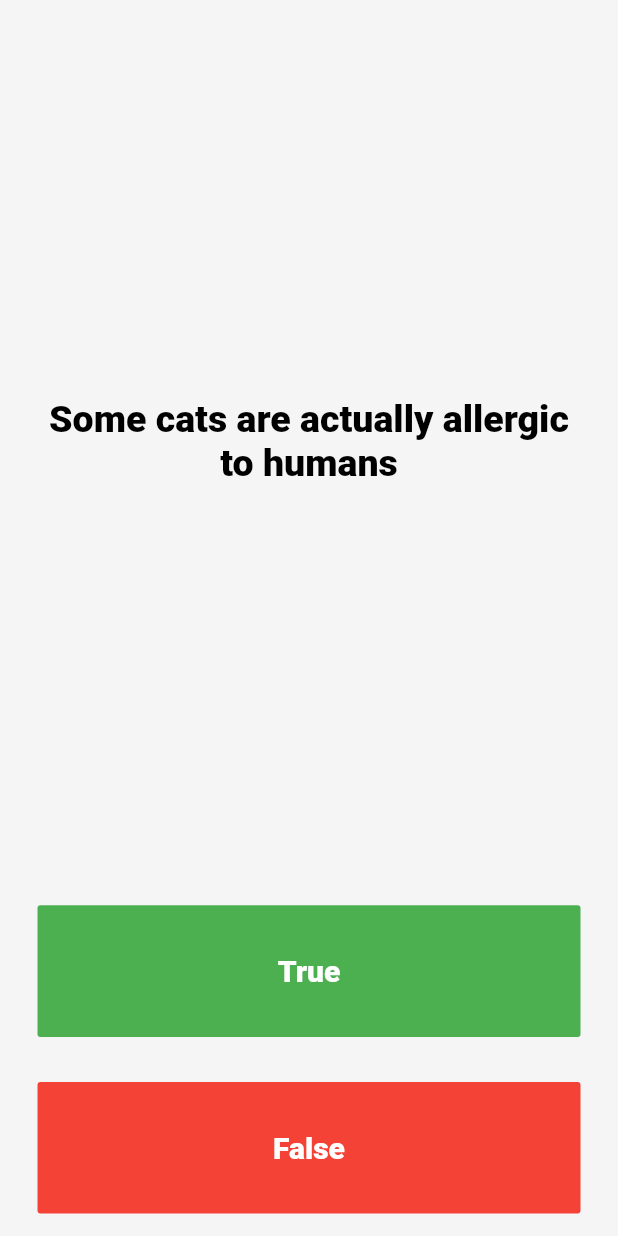
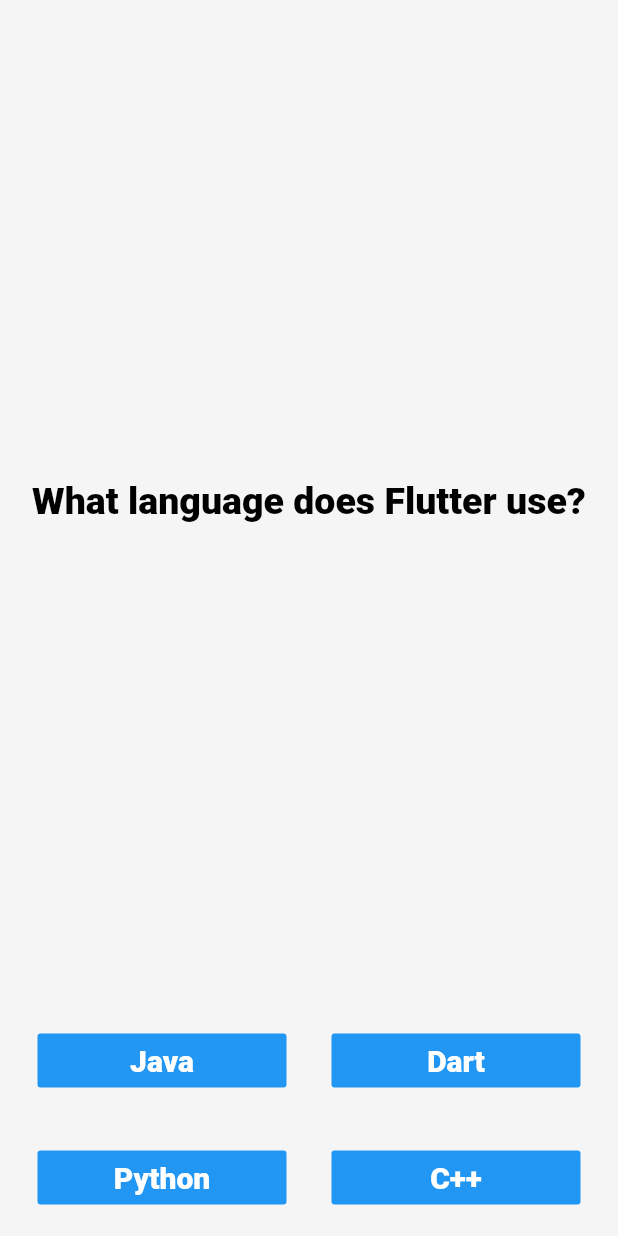
Before and after one commit to rasyidmi/quiz_app, a Flutter app: the QuizPage screen opened directly, on a phone screen of 412 x 824 dp. Run offline on Flutter 3.47's test engine with Material 2 defaults, Android fonts, the phone set to English and light mode, and no system bars; drawn by our look-alikes of auto_size_text; our stand-ins replace rflutter_alert.

Commit message:
Modify question, multiple choices question.

```diff
--- a/lib/question.dart
+++ b/lib/question.dart
@@ -1,9 +1,11 @@
 class Question {
-  String qtext;
-  bool qans;
+  String question;
+  int answerIndex;
+  List<String> answers;
 
-  Question(String a, bool b) {
-    qtext = a;
-    qans = b;
+  Question(String a, int b, List<String> c) {
+    question = a;
+    answerIndex = b;
+    answers = c;
   }
 }
--- a/lib/quizbrain.dart
+++ b/lib/quizbrain.dart
@@ -5,39 +5,43 @@
   // int _questionNumber = 0;
 
   List<Question> _questions = [
-    Question('Some cats are actually allergic to humans', true),
-    Question('You can lead a cow down stairs but not up stairs.', false),
-    Question('Approximately one quarter of human bones are in the feet.', true),
-    Question('A slug\'s blood is green.', true),
-    Question('Buzz Aldrin\'s mother\'s maiden name was \"Moon\".', true),
-    Question('It is illegal to pee in the Ocean in Portugal.', true),
-    Question(
-        'No piece of square dry paper can be folded in half more than 7 times.',
-        false),
-    Question(
-        'In London, UK, if you happen to die in the House of Parliament, you are technically entitled to a state funeral, because the building is considered too sacred a place.',
-        true),
-    Question(
-        'The loudest sound produced by any animal is 188 decibels. That animal is the African Elephant.',
-        false),
-    Question(
-        'The total surface area of two human lungs is approximately 70 square metres.',
-        true),
-    Question('Google was originally called \"Backrub\".', true),
-    Question(
-        'Chocolate affects a dog\'s heart and nervous system; a few ounces are enough to kill a small dog.',
-        true),
-    Question(
-        'In West Virginia, USA, if you accidentally hit an animal with your car, you are free to take it home to eat.',
-        true),
+    Question('What language does Flutter use?', 1,
+        ['Java', 'Dart', 'Python', 'C++']),
+    Question('Which country has the highest population?', 0,
+        ['China', 'India', 'USA', 'Indonesia']),
+    Question('When was Google founded?', 0, ['1998', '2000', '1990', '1995']),
+    Question('What is the largest animal in the world?', 2,
+        ['Elephant', 'White Shark', 'Blue Whale', 'Heavy Blue Whale']),
+    Question('How many planets in the solar system?', 0, ['8', '9', '7', '10']),
+    Question('100/0?', 2, ['0', '100', 'NaN', '1']),
+    Question('The capital of Indonesia?', 1,
+        ['Bandung', 'Jakarta', 'Padang', 'Yogyakarta']),
+    Question('The first university in Indonesia?', 2, [
+      'Institut Teknologi Bandung',
+      'University of Jakarta',
+      'Universitas Indonesia',
+      'Kampus Indonesia'
+    ]),
+    Question('Indonesia\' birthday?', 3, [
+      '17 Agustus 1946',
+      '18 Agustus 1945',
+      '17 Agusutus 1945',
+      '17 Agustus 1945'
+    ]),
+    Question('My favourite character?', 2,
+        ['Luffy', 'Nam Do-san', 'Roronoa Zoro', 'Eren']),
   ];
 
   String getQuestion(int number) {
-    return _questions[number].qtext;
+    return _questions[number].question;
   }
 
-  bool getAnswer(int number) {
-    return _questions[number].qans;
+  int getAnswer(int number) {
+    return _questions[number].answerIndex;
+  }
+
+  String getAnswers(int questionNumber, int answerNumber) {
+    return _questions[questionNumber].answers[answerNumber];
   }
 
   int getLength() {
--- a/lib/quizpage.dart
+++ b/lib/quizpage.dart
@@ -4,6 +4,7 @@
 import 'main.dart';
 import 'quizbrain.dart';
 import 'package:rflutter_alert/rflutter_alert.dart';
+import 'package:auto_size_text/auto_size_text.dart';
 
 class QuizPage extends StatefulWidget {
   @override
@@ -37,7 +38,7 @@
     alertAlignment: Alignment.center,
   );
 
-  void checkAnswer(bool answer) {
+  void checkAnswer(int answer) {
     setState(() {
       if (questionBank.getAnswer(questionNumber) == answer) {
         scoreKeeper.add(Icon(Icons.check, color: Colors.green));
@@ -109,21 +110,24 @@
                   ),
                 ),
               ),
+              Row(children: <Widget>[
                 Expanded(
                   child: Padding(
                     padding: EdgeInsets.all(15.0),
                     child: FlatButton(
                       textColor: Colors.white,
-                    color: Colors.green,
-                    child: Text(
-                      'True',
+                      color: Colors.blue,
+                      child: AutoSizeText(
+                        questionBank.getAnswers(questionNumber, 0),
+                        minFontSize: 1.0,
+                        maxLines: 1,
                         style: TextStyle(
                           color: Colors.white,
                           fontSize: 20.0,
                         ),
                       ),
                       onPressed: () {
-                      checkAnswer(true);
+                        checkAnswer(0);
                       },
                     ),
                   ),
@@ -132,19 +136,65 @@
                   child: Padding(
                     padding: EdgeInsets.all(15.0),
                     child: FlatButton(
-                    color: Colors.red,
-                    child: Text(
-                      'False',
+                      color: Colors.blue,
+                      child: AutoSizeText(
+                        questionBank.getAnswers(questionNumber, 1),
+                        maxLines: 1,
                         style: TextStyle(
                           fontSize: 20.0,
                           color: Colors.white,
                         ),
                       ),
                       onPressed: () {
-                      checkAnswer(false);
+                        checkAnswer(1);
                       },
                     ),
                   ),
+                ),
+              ]),
+              Row(
+                children: [
+                  Expanded(
+                    child: Padding(
+                      padding: EdgeInsets.all(15.0),
+                      child: FlatButton(
+                        textColor: Colors.white,
+                        color: Colors.blue,
+                        child: AutoSizeText(
+                          questionBank.getAnswers(questionNumber, 2),
+                          maxLines: 1,
+                          style: TextStyle(
+                            color: Colors.white,
+                            fontSize: 20.0,
+                          ),
+                        ),
+                        onPressed: () {
+                          checkAnswer(2);
+                        },
+                      ),
+                    ),
+                  ),
+                  Expanded(
+                    child: Padding(
+                      padding: EdgeInsets.all(15.0),
+                      child: FlatButton(
+                        textColor: Colors.white,
+                        color: Colors.blue,
+                        child: AutoSizeText(
+                          questionBank.getAnswers(questionNumber, 3),
+                          maxLines: 1,
+                          style: TextStyle(
+                            color: Colors.white,
+                            fontSize: 20.0,
+                          ),
+                        ),
+                        onPressed: () {
+                          checkAnswer(3);
+                        },
+                      ),
+                    ),
+                  ),
+                ],
               ),
               Row(
                 children: scoreKeeper,
--- a/pubspec.yaml
+++ b/pubspec.yaml
@@ -12,6 +12,7 @@
 
   cupertino_icons: ^1.0.2
   rflutter_alert: ^1.1.0
+  auto_size_text: ^2.1.0
 
 dev_dependencies:
   flutter_test:
```
Also changed, not shown: pubspec.lock, 1 other file. Lines whose indentation alone changed are shown as unchanged.
